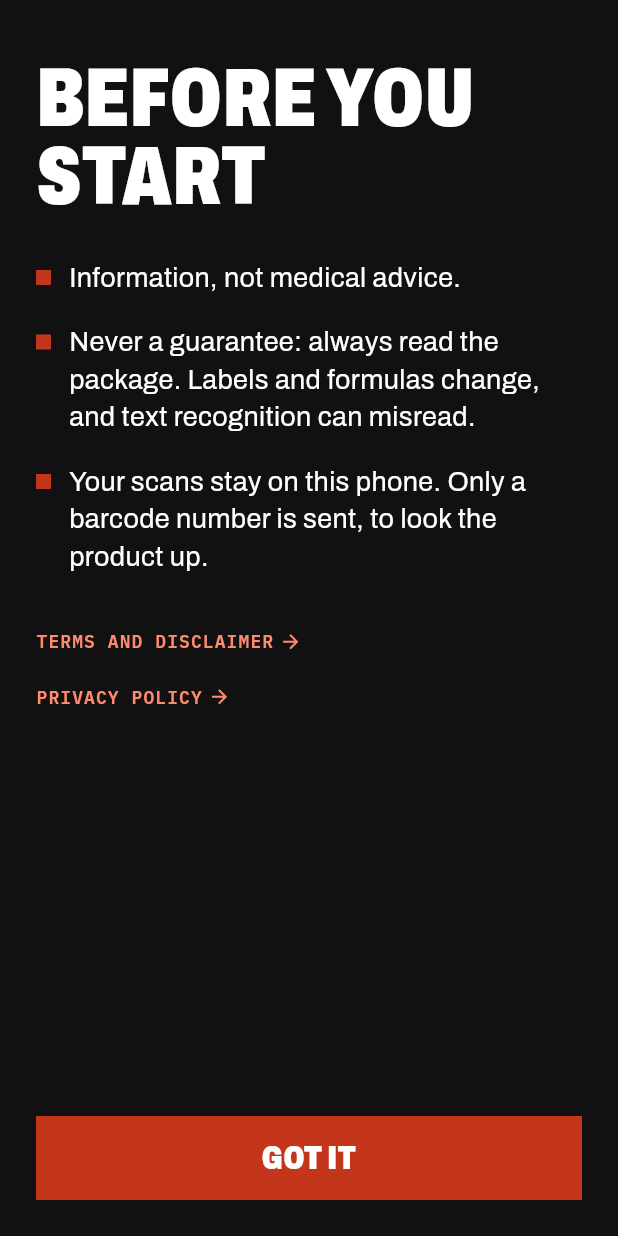
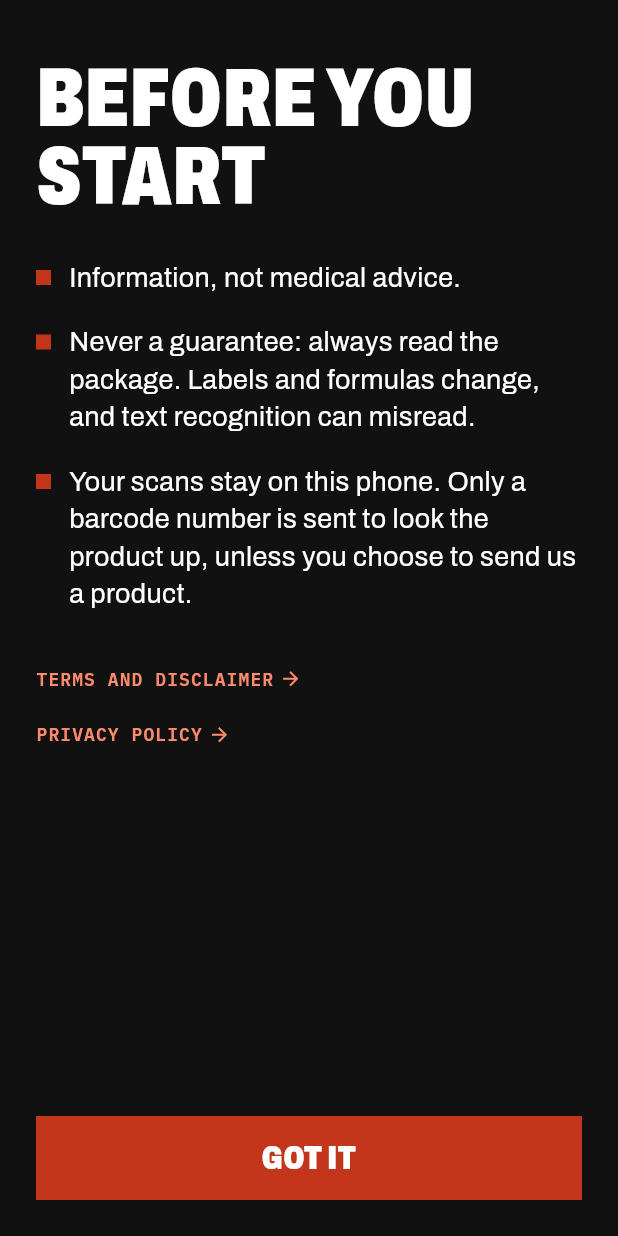
Before and after one commit to leakydata/ihateperfume-app, a Flutter app: the FirstRunNotice screen opened directly with empty values, on a phone screen of 412 x 824 dp. Run offline on Flutter 3.47's test engine with Material 3 defaults, Android fonts, the phone set to English and light mode, and no system bars; our stand-ins replace camera, diacritic, image_picker, share_plus, shared_preferences; missing offline and left inert: google_mlkit_text_recognition, mobile_scanner; accounts and stored records are empty; project files that could hold a hidden picture were left out.

Commit message:
Privacy policy and first-run notice: data updates, finds, our product lookup, and products you choose to send us (owner-approved text)
Co-Authored-By: Claude Opus 5.5 <noreply@anthropic.com>

```diff
--- a/lib/main.dart
+++ b/lib/main.dart
@@ -120,7 +120,8 @@ class FirstRunNotice extends StatelessWidget {
   static const points = [
     'Information, not medical advice.',
     'Never a guarantee: always read the package. Labels and formulas change, and text recognition can misread.',
-    'Your scans stay on this phone. Only a barcode number is sent, to look the product up.',
+    'Your scans stay on this phone. Only a barcode number is sent to look the product up, unless you choose to send '
+        'us a product.',
   ];
 
   @override
--- a/lib/screens/legal.dart
+++ b/lib/screens/legal.dart
@@ -142,17 +142,32 @@ const privacyDoc = LegalDoc('Privacy policy', _updated, [
       'https://ihateperfume.com/app-privacy/.'),
 ], [
   LegalSection('The short version', [
-    Li('We don’t collect any personal information. We have no server that receives data from the app.'),
-    Li('Your scans stay on this phone. Only a barcode number is sent, to look the product up.'),
+    Li('We don’t collect any personal information. There is no account, and nothing about you is sent.'),
+    Li('Your scans stay on this phone. Only a barcode number is sent to look the product up, unless you choose to '
+        'send us a product.'),
   ]),
   LegalSection('What leaves your phone', [
     Li('Barcode numbers. When you scan or type a barcode, the app sends that number to Open Beauty Facts '
         '(world.openbeautyfacts.org); if it finds no ingredient list there, to Open Products Facts '
         '(world.openproductsfacts.org); and if it still finds none, to the U.S. Food and Drug Administration’s '
-        'openFDA service (api.fda.gov), which has the labels of over-the-counter drugs such as sunscreen. Only the '
-        'barcode number is sent. Every copy of the app identifies itself the same way, and the request carries no '
+        'openFDA service (api.fda.gov), which has the labels of over-the-counter drugs such as sunscreen; and if it '
+        'still finds none, to ihateperfume.com, which has products we’ve checked ourselves. Only the barcode number '
+        'is sent. Every copy of the app identifies itself the same way, and the request carries no '
         'account, device ID, or location. Like any website, these services see your IP address and may keep logs. Their '
         'privacy policies explain what they keep.'),
+    Li('Ingredient data updates. About once a day, the app asks ihateperfume.com whether there is newer ingredient '
+        'data, and downloads it if there is. The request carries nothing about you: no account, device ID, or '
+        'location.'),
+    Li('Fragrance-free finds. When you open the Finds tab, or pull to refresh it, the app downloads the list from '
+        'ihateperfume.com. Nothing about you is sent.'),
+    Li('Products you send us. Only if you choose to send us a product. You see exactly what will be sent before you '
+        'tap Send: your photos of the package and the ingredient list, the barcode, and anything you typed or ticked. '
+        'Location and all other photo details are removed on your phone before anything is sent, and your original '
+        'photos aren’t changed. We keep the photos privately, never publish them, and delete them once we’ve reviewed '
+        'them. If we approve the product, its name, ingredient list, and what the package says are published in the '
+        'app and on ihateperfume.com. To stop abuse, our server limits how many products can be sent each day. It '
+        'does this with a scrambled code made from your IP address that changes every day and is deleted after 48 '
+        'hours. We never store your IP address.'),
     Li('Maker links. After a barcode scan, the app shows a link to the maker’s own ingredient page (for P&G '
         'products) or to SmartLabel’s product search (smartlabel.org, run by the Consumer Brands Association). '
         'Opening it sends the barcode to that website, and only when you tap the link. The app never contacts '
@@ -161,8 +176,8 @@ const privacyDoc = LegalDoc('Privacy policy', _updated, [
         'From then on, that website’s privacy policy applies.'),
     Li('Sharing. If you tap Share on a result, Android’s share sheet opens and you choose where the text goes. '
         'Nothing is shared unless you choose it.'),
-    P('Nothing else is sent: not your photos, not the ingredient lists you read or type, and not your recent '
-        'scans.'),
+    P('Nothing else is sent: not the ingredient lists you read or type, not your recent scans, not your list, and '
+        'no photos unless you choose to send us a product.'),
     L('Open Beauty Facts privacy policy', 'https://world.openbeautyfacts.org/privacy'),
     L('Open Products Facts privacy policy', 'https://world.openproductsfacts.org/privacy'),
     L('openFDA terms of service', 'https://open.fda.gov/terms/'),
```
Also changed, not shown: 2 other files.
